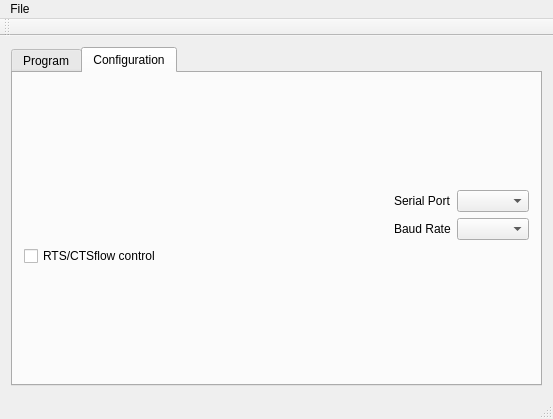
Before: the Qt Designer form guiMainWindow.ui in Keith969/8755prg, drawn with Qt 5.
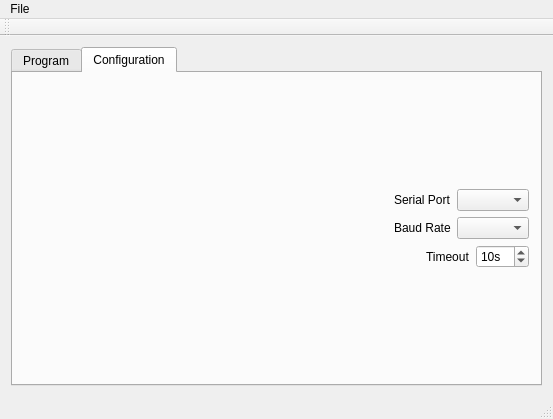
After: the same form once the commit is applied. The open tabs and pages were chosen to show the change.

```diff
--- a/guiMainWindow.ui
+++ b/guiMainWindow.ui
@@ -149,16 +149,6 @@
           </item>
           <item>
            <layout class="QHBoxLayout" name="horizontalLayout_3">
-            <item>
-             <widget class="QCheckBox" name="rtsCts">
-              <property name="toolTip">
-               <string>Use RTS/CTS flow control.</string>
-              </property>
-              <property name="text">
-               <string>RTS/CTSflow control</string>
-              </property>
-             </widget>
-            </item>
             <item>
              <spacer name="horizontalSpacer_3">
               <property name="orientation">
@@ -172,6 +162,29 @@
               </property>
              </spacer>
             </item>
+            <item>
+             <widget class="QLabel" name="label_3">
+              <property name="text">
+               <string>Timeout</string>
+              </property>
+             </widget>
+            </item>
+            <item>
+             <widget class="QSpinBox" name="timeOut">
+              <property name="suffix">
+               <string>s</string>
+              </property>
+              <property name="minimum">
+               <number>1</number>
+              </property>
+              <property name="maximum">
+               <number>100</number>
+              </property>
+              <property name="value">
+               <number>10</number>
+              </property>
+             </widget>
+            </item>
            </layout>
           </item>
          </layout>
```
Left out of the diff: 21 changed lines with no effect on the pictures.
